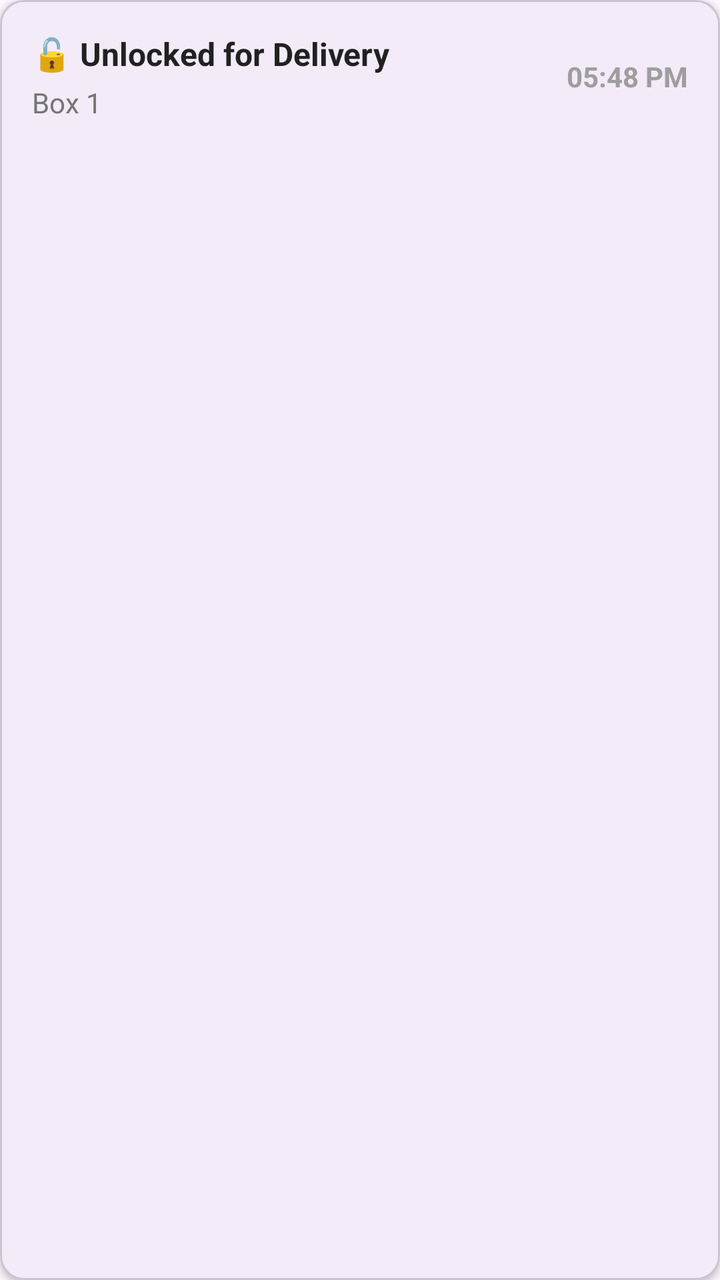
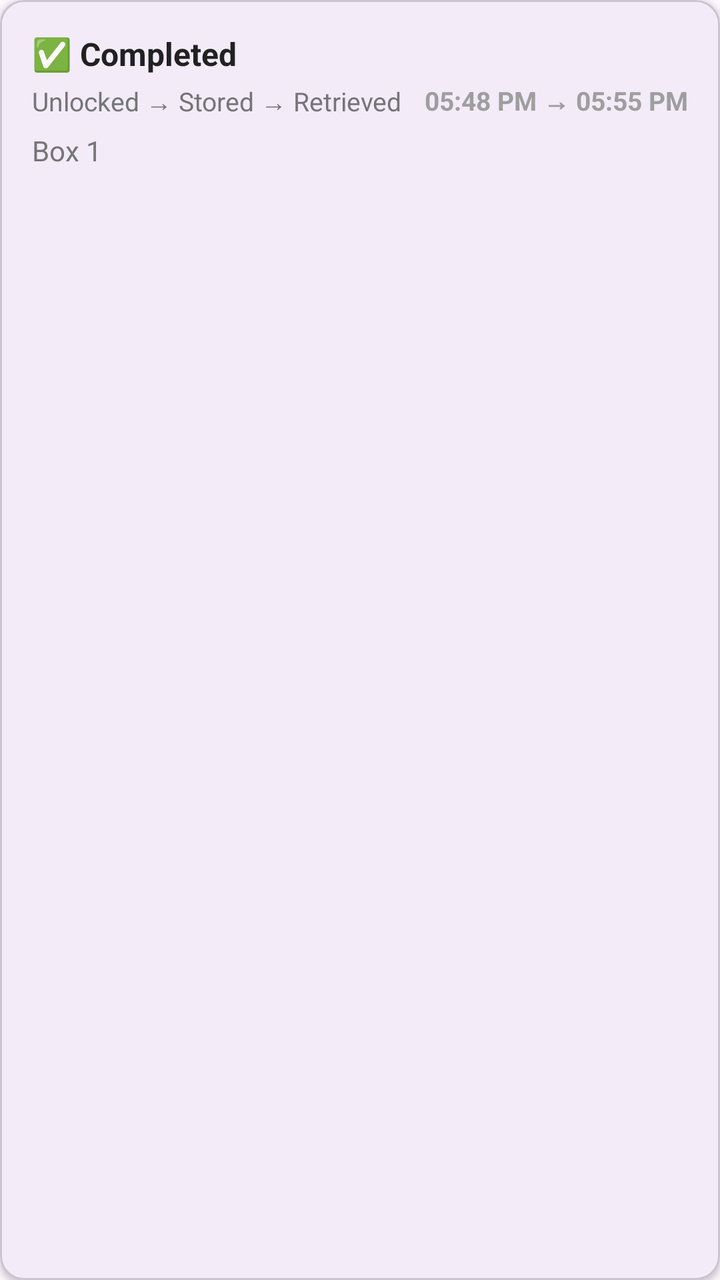

Compare the two renders of this Android layout. The source of the first and the diff that turns it into the second are given below.
<!-- AndroidManifest.xml: application theme Theme.SmartFoodDeliveryBox -->
<!-- res/layout/item_history_simple.xml -->
<?xml version="1.0" encoding="utf-8"?>
<com.google.android.material.card.MaterialCardView
    xmlns:android="http://schemas.android.com/apk/res/android"
    xmlns:app="http://schemas.android.com/apk/res-auto"
    android:layout_width="match_parent"
    android:layout_height="wrap_content"
    android:layout_marginBottom="8dp"
    app:cardCornerRadius="12dp"
    app:cardElevation="2dp"
    android:background="?attr/selectableItemBackground">

    <LinearLayout
        android:layout_width="match_parent"
        android:layout_height="wrap_content"
        android:orientation="horizontal"
        android:padding="16dp"
        android:gravity="center_vertical">

        
        <LinearLayout
            android:layout_width="0dp"
            android:layout_height="wrap_content"
            android:layout_weight="1"
            android:orientation="vertical">

            
            <TextView
                android:id="@+id/tvAction"
                android:layout_width="wrap_content"
                android:layout_height="wrap_content"
                android:text="🔓 Unlocked for Delivery"
                android:textSize="16sp"
                android:textStyle="bold"
                android:textColor="#212121"/>

            
            <TextView
                android:id="@+id/tvBox"
                android:layout_width="wrap_content"
                android:layout_height="wrap_content"
                android:text="Box 1"
                android:textSize="14sp"
                android:textColor="#757575"
                android:layout_marginTop="4dp"/>

        </LinearLayout>

        
        <TextView
            android:id="@+id/tvTime"
            android:layout_width="wrap_content"
            android:layout_height="wrap_content"
            android:text="05:48 PM"
            android:textSize="14sp"
            android:textColor="#9E9E9E"
            android:textStyle="bold"
            android:layout_marginStart="8dp"/>

    </LinearLayout>

</com.google.android.material.card.MaterialCardView>
<!-- resources referenced by this layout -->
<resources>
  <style name="Theme.SmartFoodDeliveryBox" parent="Base.Theme.SmartFoodDeliveryBox" />
  <style name="Base.Theme.SmartFoodDeliveryBox" parent="Theme.Material3.DayNight.NoActionBar">
          
          
      </style>
</resources>

<!-- the commit's change to res/layout/item_history_simple.xml (unified diff, before → after) -->
@@ -7,7 +7,7 @@
     android:layout_marginBottom="8dp"
     app:cardCornerRadius="12dp"
     app:cardElevation="2dp"
-    android:background="?attr/selectableItemBackground">
+    android:foreground="?attr/selectableItemBackground">
 
     <LinearLayout
         android:layout_width="match_parent"
@@ -28,10 +28,24 @@
                 android:id="@+id/tvAction"
                 android:layout_width="wrap_content"
                 android:layout_height="wrap_content"
-                android:text="🔓 Unlocked for Delivery"
+                android:text="✅ Completed"
                 android:textSize="16sp"
                 android:textStyle="bold"
-                android:textColor="#212121"/>
+                android:textColor="#212121"
+                android:maxLines="2"
+                android:ellipsize="end"/>
+
+            
+            <TextView
+                android:id="@+id/tvSubtitle"
+                android:layout_width="wrap_content"
+                android:layout_height="wrap_content"
+                android:text="Unlocked → Stored → Retrieved"
+                android:textSize="13sp"
+                android:textColor="#757575"
+                android:layout_marginTop="4dp"
+                android:maxLines="2"
+                android:ellipsize="end"/>
 
             
             <TextView
@@ -41,7 +55,7 @@
                 android:text="Box 1"
                 android:textSize="14sp"
                 android:textColor="#757575"
-                android:layout_marginTop="4dp"/>
+                android:layout_marginTop="6dp"/>
 
         </LinearLayout>
 
@@ -50,8 +64,8 @@
             android:id="@+id/tvTime"
             android:layout_width="wrap_content"
             android:layout_height="wrap_content"
-            android:text="05:48 PM"
-            android:textSize="14sp"
+            android:text="05:48 PM → 05:55 PM"
+            android:textSize="13sp"
             android:textColor="#9E9E9E"
             android:textStyle="bold"
             android:layout_marginStart="8dp"/>
